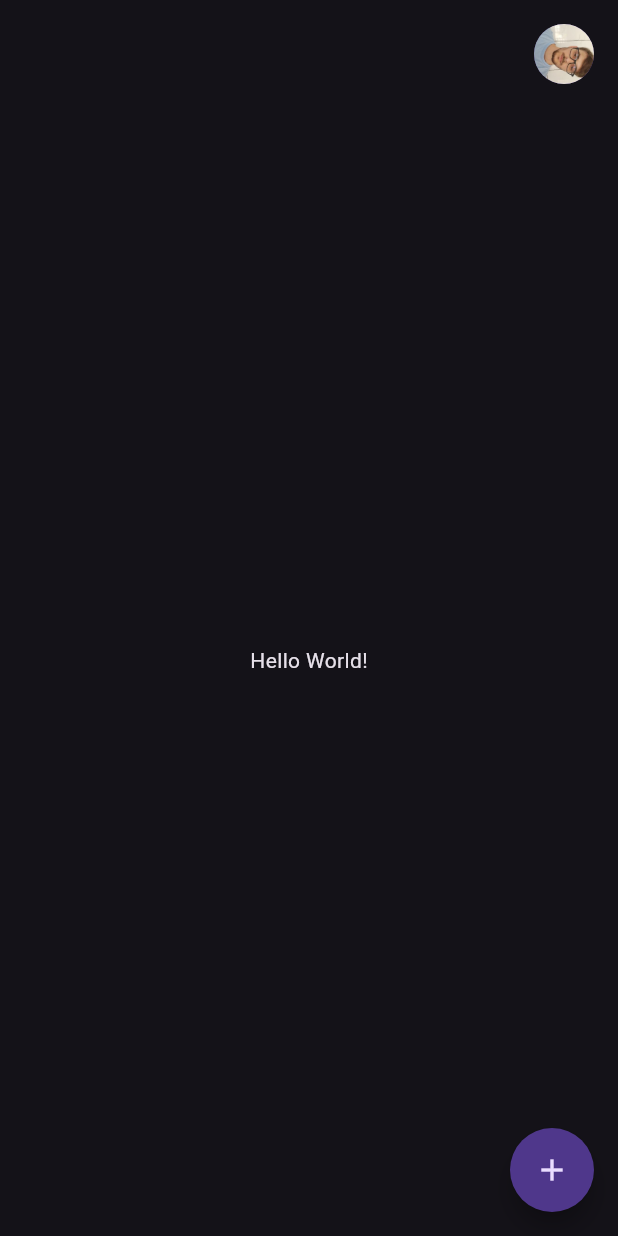
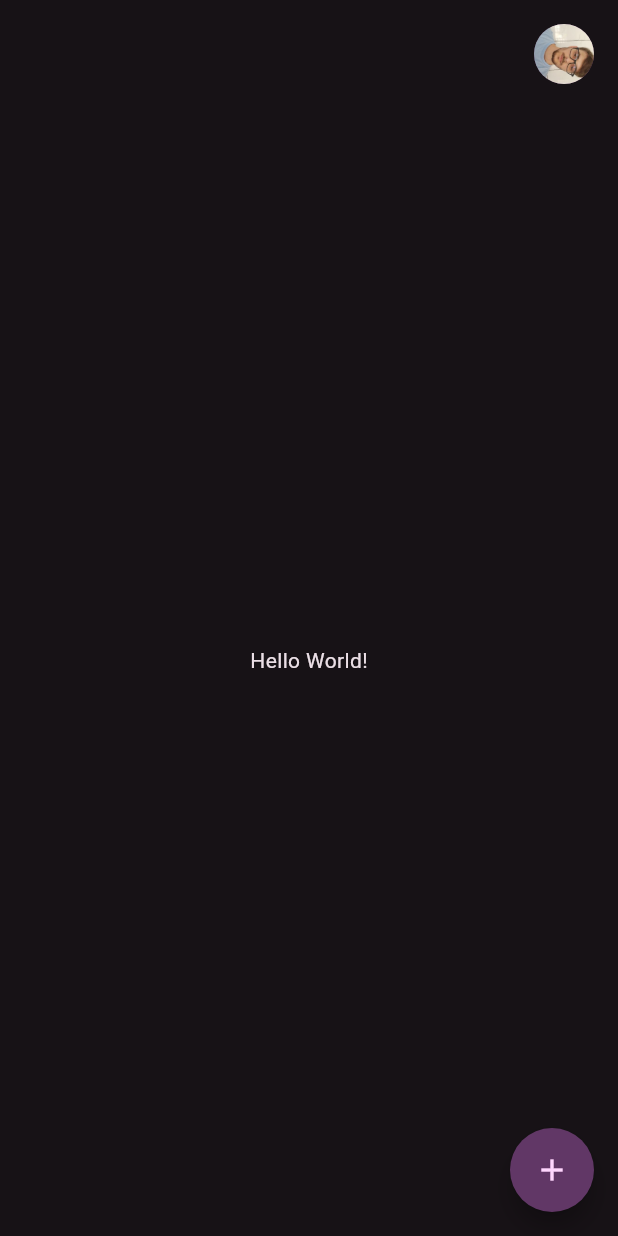
Before and after one commit to Roberson-Andrade/city-app, a Flutter app: the screen it shows after launch, on a phone screen of 412 x 824 dp. Run offline on Flutter 3.47's test engine with Material 3 defaults, Android fonts, the phone set to English and light mode, and no system bars; drawn by our look-alikes of flutter_speed_dial.

Commit message:
feat: add floating action button

```diff
--- a/lib/app.dart
+++ b/lib/app.dart
@@ -1,4 +1,4 @@
-import 'package:city/pages/home.dart';
+import 'package:city/pages/home/home.dart';
 import 'package:flutter/material.dart';
 
 class App extends StatelessWidget {
@@ -9,9 +9,10 @@ class App extends StatelessWidget {
     return MaterialApp(
       debugShowCheckedModeBanner: false,
       theme: ThemeData(
-          useMaterial3: true,
-          primarySwatch: Colors.blue,
-          brightness: Brightness.dark),
+        useMaterial3: true,
+        colorScheme: ColorScheme.fromSeed(
+            seedColor: Colors.purple, brightness: Brightness.dark),
+      ),
       home: HomePage(),
     );
   }
--- a/lib/pages/home.dart
+++ /dev/null
@@ -1,31 +0,0 @@
-import 'package:flutter/material.dart';
-
-class HomePage extends StatelessWidget {
-  const HomePage({super.key});
-
-  @override
-  Widget build(BuildContext context) {
-    return Scaffold(
-      appBar: AppBar(
-        actions: const [
-          Padding(
-            padding: EdgeInsets.only(right: 16, top: 16),
-            child: CircleAvatar(
-              backgroundImage: AssetImage('images/profile.jpg'),
-            ),
-          )
-        ],
-      ),
-      body: const Center(
-        child: Text('Hello World!'),
-      ),
-      floatingActionButton: FloatingActionButton(
-        shape: const CircleBorder(),
-        child: const Icon(
-          Icons.add,
-        ),
-        onPressed: () {},
-      ),
-    );
-  }
-}
--- /dev/null
+++ b/lib/pages/home/home.dart
@@ -0,0 +1,55 @@
+import 'package:city/pages/home/utils.dart';
+import 'package:flutter/material.dart';
+import 'package:flutter_speed_dial/flutter_speed_dial.dart';
+
+class HomePage extends StatefulWidget {
+  const HomePage({super.key});
+
+  @override
+  State<HomePage> createState() => _HomePageState();
+}
+
+class _HomePageState extends State<HomePage> {
+  bool _showButtons = false;
+  List<Category> buttons = [
+    Category(name: "Buraco", icon: Icons.car_crash_outlined),
+  ];
+
+  void _toggleShowButtons() {
+    setState(() {
+      _showButtons = !_showButtons;
+    });
+  }
+
+  @override
+  Widget build(BuildContext context) {
+    return Scaffold(
+      appBar: AppBar(
+        actions: const [
+          Padding(
+            padding: EdgeInsets.only(right: 16, top: 16),
+            child: CircleAvatar(
+              backgroundImage: AssetImage('images/profile.jpg'),
+            ),
+          )
+        ],
+      ),
+      body: const Center(
+        child: Text('Hello World!'),
+      ),
+      floatingActionButton: SpeedDial(
+        icon: Icons.add,
+        children: buttons
+            .map((button) => SpeedDialChild(
+                  backgroundColor:
+                      Theme.of(context).colorScheme.primaryContainer,
+                  label: button.name,
+                  child: Icon(
+                    button.icon,
+                  ),
+                ))
+            .toList(),
+      ),
+    );
+  }
+}
--- /dev/null
+++ b/lib/pages/home/utils.dart
@@ -0,0 +1,11 @@
+import 'package:flutter/material.dart';
+
+class Category {
+  final String name;
+  final IconData icon;
+
+  Category({
+    required this.name,
+    required this.icon,
+  });
+}
--- a/pubspec.yaml
+++ b/pubspec.yaml
@@ -9,6 +9,7 @@ environment:
 dependencies:
   flutter:
     sdk: flutter
+  flutter_speed_dial: ^7.0.0
 
 dev_dependencies:
   flutter_test:
```
Also changed, not shown: pubspec.lock.
